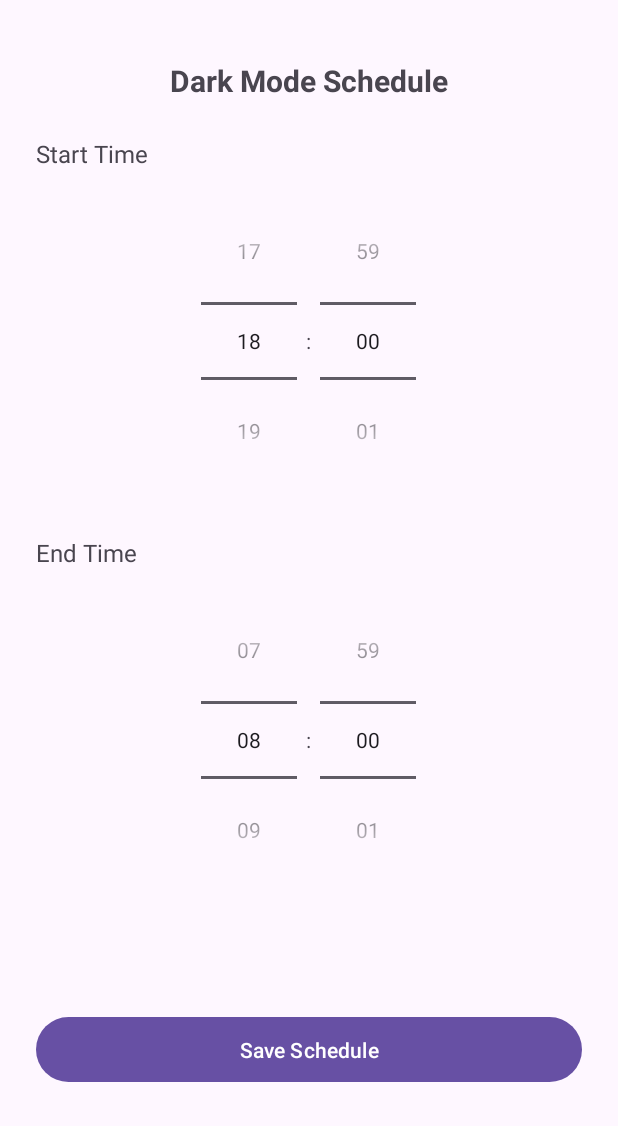
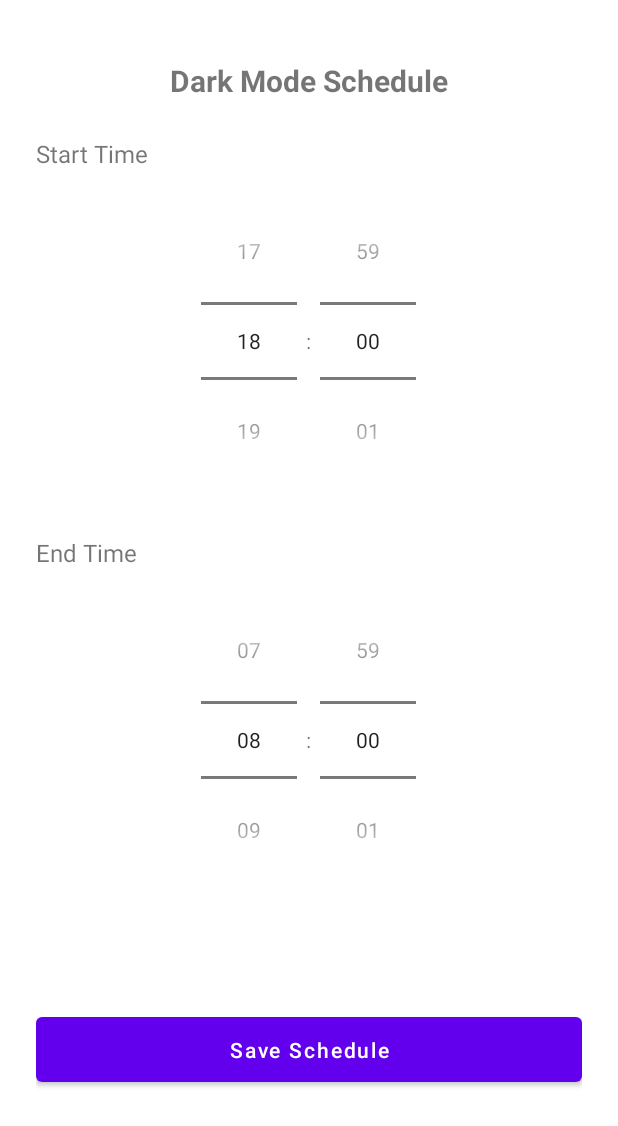
Before and after one commit to poojavaghelaa308/poojavaghelaapp, an Android app: the SettingActivity screen opened directly, with no data from a screen before it, on a phone screen of 412 x 824 dp. Shown: the top 1126 px of the screen. Run offline under Robolectric (Android 15) with nearby library versions, the phone set to English and light mode, and no system bars.

Commit message:
Task Completed

```diff
--- a/app/src/main/java/com/app/pooja_vaghela_app/viewmodel/AudioViewModel.kt
+++ b/app/src/main/java/com/app/pooja_vaghela_app/viewmodel/AudioViewModel.kt
@@ -14,4 +14,6 @@ class AudioViewModel(app: Application) : AndroidViewModel(app) {
     fun switchToSpeaker() = repository.switchToSpeaker()
     fun startRecording() = repository.startRecording()
     fun stopRecording() = repository.stopRecording()
+    fun stopAudio() = repository.stopAudio()  // add stop method
+    fun isPlaying() = repository.isPlaying()
 }
--- a/app/src/main/res/values-night/themes.xml
+++ b/app/src/main/res/values-night/themes.xml
@@ -1,6 +1,6 @@
 <resources xmlns:tools="http://schemas.android.com/tools">
     <!-- Base application theme. -->
-    <style name="Base.Theme.Pooja_Vaghela_App" parent="Theme.Material3.DayNight.NoActionBar">
+    <style name="Base.Theme.Pooja_Vaghela_App" parent="Theme.MaterialComponents.Light.NoActionBar">
         <!-- Customize your dark theme here. -->
         <!-- <item name="colorPrimary">@color/my_dark_primary</item> -->
     </style>
--- a/app/src/main/res/values/strings.xml
+++ b/app/src/main/res/values/strings.xml
@@ -6,6 +6,7 @@
     <string name="recording_stopped">Recording stopped</string>
     <string name="schedule_saved_successfully">Schedule saved successfully</string>
     <string name="play_audio">Play Audio</string>
+    <string name="stop_audio">Stop Audio</string>
     <string name="theme_settings">Theme Settings</string>
     <string name="dark_mode_schedule">Dark Mode Schedule</string>
     <string name="start_time">Start Time</string>
--- a/app/src/main/res/values/themes.xml
+++ b/app/src/main/res/values/themes.xml
@@ -1,6 +1,6 @@
 <resources xmlns:tools="http://schemas.android.com/tools">
     <!-- Base application theme. -->
-    <style name="Base.Theme.Pooja_Vaghela_App" parent="Theme.Material3.DayNight.NoActionBar">
+    <style name="Base.Theme.Pooja_Vaghela_App" parent="Theme.MaterialComponents.Light.NoActionBar">
         <!-- Customize your light theme here. -->
         <!-- <item name="colorPrimary">@color/my_light_primary</item> -->
     </style>
```
Also changed, not shown: app/src/main/java/com/app/pooja_vaghela_app/data/repository/AudioRepository.kt (+10 -0 lines), app/src/main/java/com/app/pooja_vaghela_app/ui/main/MainActivity.kt (+9 -1 lines).
